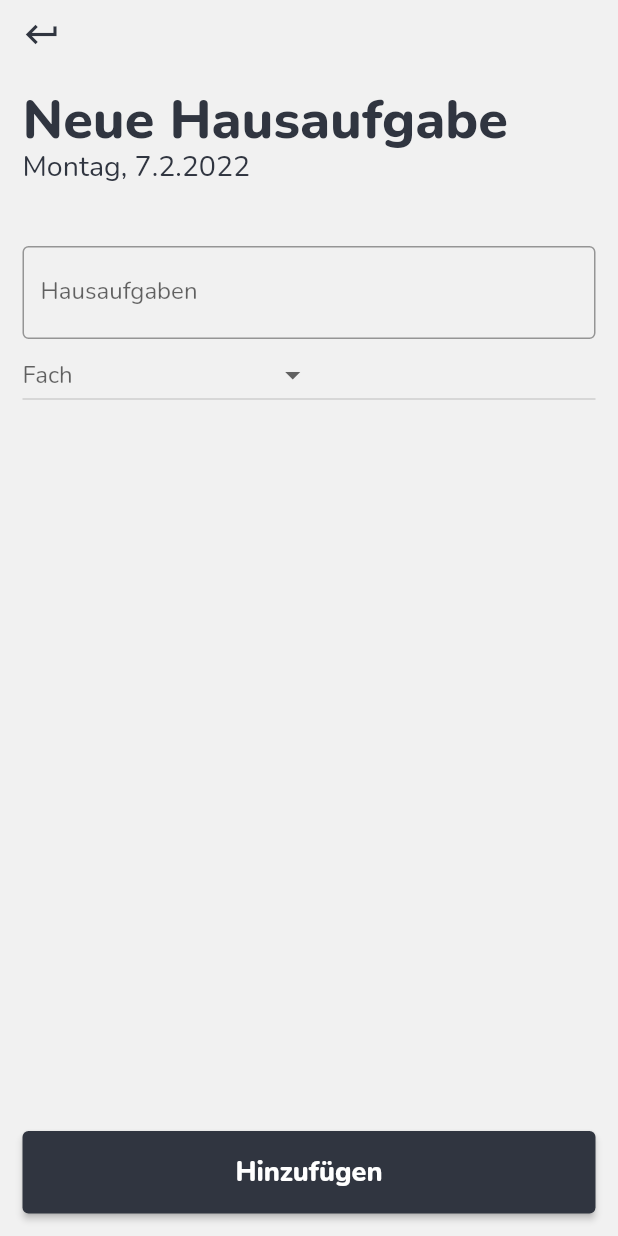
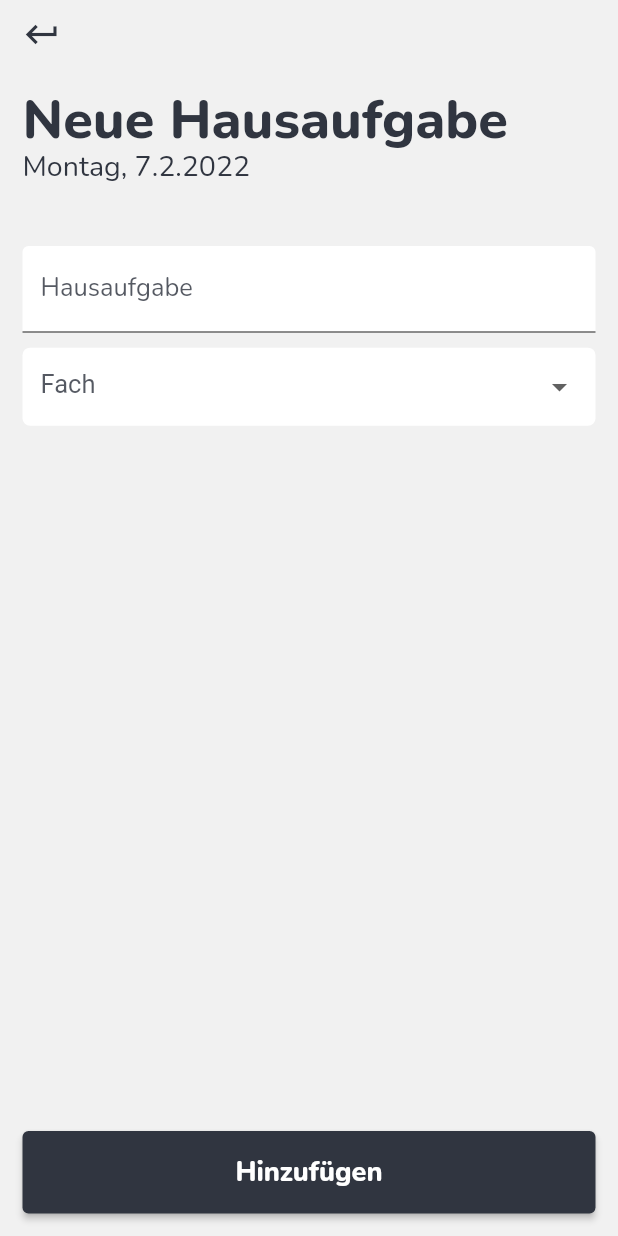
Before and after one commit to brainHausaufgaben/app, a Flutter app: the screen it shows after launch, after a tap on the "add" icon, on a phone screen of 412 x 824 dp. Run offline on Flutter 3.47's test engine with Material 2 defaults, Android fonts, the phone set to English and light mode, and no system bars.

Commit message:
so fabrne gehn jetzt idk

```diff
--- a/lib/Backend/theming.dart
+++ b/lib/Backend/theming.dart
@@ -69,6 +69,7 @@ class TextStyles {
   TextStyle pointElementSecondary;
   TextStyle warningBoxText;
   TextStyle buttonText;
+  TextStyle input;
 
   TextStyles({
     required this.color,
@@ -78,12 +79,14 @@ class TextStyles {
     required this.pointElementPrimary,
     required this.pointElementSecondary,
     required this.warningBoxText,
-    required this.buttonText
+    required this.buttonText,
+    required this.input
   });
 }
 
 class BoxStyle {
   BorderRadius borderRadius = BorderRadius.circular(10);
+  BorderRadius inputBorderRadius = BorderRadius.circular(5);
   BoxShadow boxShadow;
   Color backgroundColor;
 
@@ -110,7 +113,8 @@ DesignPackage generateDesign(Color primaryColor, Color backgroundColor, Color bo
         pointElementPrimary: TextStyle(fontWeight: FontWeight.w400, fontSize:16 ,height: 1, color: textColor.withAlpha(210)),
         pointElementSecondary: TextStyle(fontWeight: FontWeight.w400, fontSize:14, color: textColor.withAlpha(190)), // Probably wrong
         warningBoxText: TextStyle(fontWeight: FontWeight.w400, fontSize:16, color: contrastColor),
-        buttonText: TextStyle(fontWeight: FontWeight.w600, fontSize:18, color: contrastColor)
+        buttonText: TextStyle(fontWeight: FontWeight.w600, fontSize:18, color: contrastColor),
+        input: TextStyle(fontWeight: FontWeight.w400, fontSize:17, height: 1, color: textColor.withAlpha(210))
       ),
       boxStyle: BoxStyle(
           backgroundColor: boxBackground,
--- a/lib/Components/dismissable_box.dart
+++ b/lib/Components/dismissable_box.dart
@@ -12,7 +12,7 @@ class DismissableBox extends StatelessWidget {
     return Padding(
         padding: const EdgeInsets.only(top: 2),
         child: Dismissible(
-          onDismissed: (DismissDirection){
+          onDismissed: (DismissDirection direction){
             TimeTable.removeHomework(homework);
           },
             secondaryBackground: Container(
--- a/lib/Pages/home_page.dart
+++ b/lib/Pages/home_page.dart
@@ -83,7 +83,7 @@ class _HomePage extends State<HomePage>{
            getWarningBox(),
             Flexible(child:
               ListView(
-                  padding: EdgeInsets.only(top:20),
+                  padding: const EdgeInsets.only(top:20),
                   scrollDirection: Axis.vertical,
                   shrinkWrap: true,
                   children: getDays(),
--- a/lib/Pages/homework.dart
+++ b/lib/Pages/homework.dart
@@ -41,16 +41,33 @@ class _HomeworkPage extends State<HomeworkPage> {
             crossAxisAlignment: CrossAxisAlignment.stretch,
             mainAxisAlignment: MainAxisAlignment.start,
             children: [
-              TextField(
+              Padding(
+                padding: const EdgeInsets.only(bottom: 10),
+                child: TextField(
+                  autocorrect: true,
                   controller: homeworkController,
-                decoration: const InputDecoration (
-                  border: OutlineInputBorder(),
-                  labelText: 'Hausaufgaben',
+                  style: AppDesign.current.textStyles.input,
+                  decoration: InputDecoration (
+                    filled: true,
+                    fillColor: AppDesign.current.boxStyle.backgroundColor,
+                    label: Text("Hausaufgabe", style: AppDesign.current.textStyles.input),
                   ),
                 ),
-              DropdownButton<Subject>(
-                value:selectedSubject ,
-                hint: const Text("Fach"),
+              ),
+              DecoratedBox(
+                decoration: BoxDecoration(
+                  borderRadius: AppDesign.current.boxStyle.inputBorderRadius,
+                  color: AppDesign.current.boxStyle.backgroundColor
+                ),
+                child: Padding(
+                  padding: const EdgeInsets.symmetric(horizontal: 12, vertical: 2),
+                  child: DropdownButton<Subject>(
+                    underline: Container(),
+                    isExpanded: true,
+                    dropdownColor: AppDesign.current.boxStyle.backgroundColor,
+                    style: AppDesign.current.textStyles.input,
+                    value: selectedSubject,
+                    hint: Text("Fach", style: AppDesign.current.textStyles.input),
                     items: getDropdowns(),
                     onChanged: (Subject? newValue) {
                       setState(() {
@@ -58,6 +75,8 @@ class _HomeworkPage extends State<HomeworkPage> {
                       });
                     },
                     borderRadius: const BorderRadius.all(Radius.circular(10)),
+                  ),
+                )
               ),
               const Spacer(),
               Padding(
--- a/lib/Pages/page_template.dart
+++ b/lib/Pages/page_template.dart
@@ -78,7 +78,7 @@ class _PageTemplateState extends State<PageTemplate> {
         onPressed: () {
           Navigator.push(
               context,
-              MaterialPageRoute(builder: (context) => const HomeworkPage())
+              MaterialPageRoute(builder: (context) => HomeworkPage())
           );
         },
         tooltip: 'Hausaufgabe',
```
Lines whose indentation alone changed are shown as unchanged.
